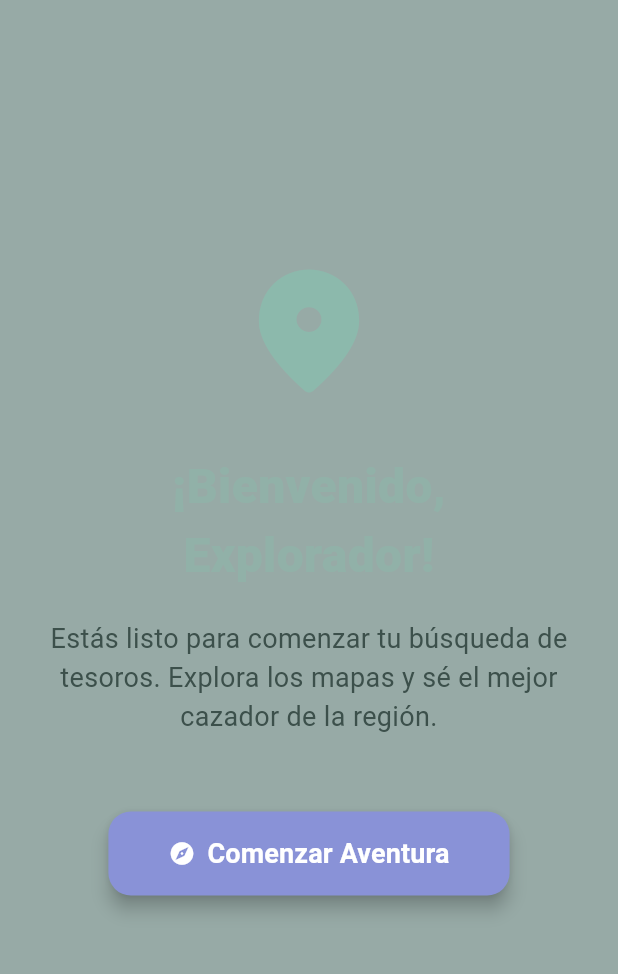
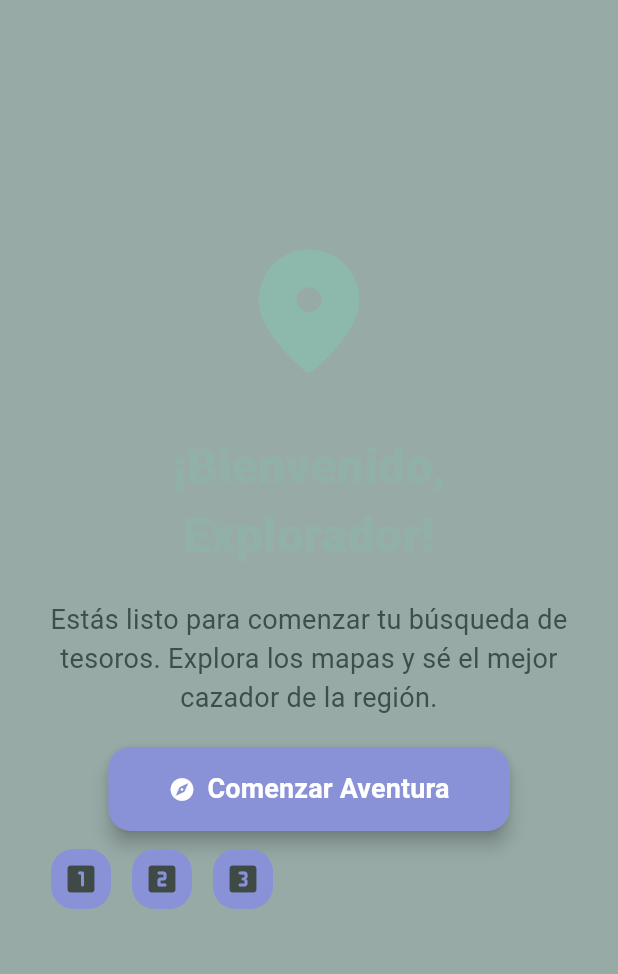
Before and after one commit to Rofriasbo/geohunt, a Flutter app: the WelcomeScreen screen opened directly, on a phone screen of 412 x 824 dp, the part 84-1058 px from its top. Run offline on Flutter 3.47's test engine with Material 3 defaults, Android fonts, the phone set to English and light mode, and no system bars; our stand-ins replace cloud_firestore, firebase_auth, firebase_core, flutter_local_notifications, google_sign_in; accounts and stored records are empty.

```diff
--- a/lib/main.dart
+++ b/lib/main.dart
@@ -1,5 +1,6 @@
 import 'package:flutter/material.dart';
 import 'package:firebase_core/firebase_core.dart';
+import 'package:geohunt/notificaciones.dart';
 import 'firebase_options.dart'; // Asegúrate de que este archivo exista (generado por FlutterFire)
 import 'login.dart';
 
@@ -7,7 +8,7 @@ import 'login.dart';
 void main() async {
   // 2. Aseguramos que los widgets estén listos antes de iniciar Firebase
   WidgetsFlutterBinding.ensureInitialized();
-
+await iniciarNotificaciones();
   // 3. Inicializamos Firebase usando las opciones de tu plataforma
   await Firebase.initializeApp(
     options: DefaultFirebaseOptions.currentPlatform,
--- a/lib/pagina.dart
+++ b/lib/pagina.dart
@@ -1,4 +1,5 @@
 import 'package:flutter/material.dart';
+import 'package:geohunt/notificaciones.dart';
 
 class WelcomeScreen extends StatefulWidget {
   final String username;
@@ -14,6 +15,11 @@ class _WelcomeScreenState extends State<WelcomeScreen> {
   static const Color backgroundColor = Color(0xFF97AAA6);
   static const Color accentColor = Color(0xFF8CB9AC);
   static const Color secondaryColor = Color(0xFF8992D7);
+
+@override
+void initState()  {
+  super.initState();
+}
 
   @override
   Widget build(BuildContext context) {
@@ -57,7 +63,7 @@ class _WelcomeScreenState extends State<WelcomeScreen> {
                   color: Color.fromARGB(255, 60, 80, 75),
                 ),
               ),
-              const SizedBox(height: 50),
+              const SizedBox(height: 20),
               ElevatedButton.icon(
                 onPressed: () {
                   print('Navegando al inicio de la aplicación...');
@@ -80,6 +86,56 @@ class _WelcomeScreenState extends State<WelcomeScreen> {
                   elevation: 5,
                 ),
               ),
+
+              SizedBox(height: 8),
+                  Row(
+                    spacing: 6,
+                    children: [
+                      IconButton(
+                        onPressed: () async {
+                         await mostrarNotificacion('GeoHunt', '¡Bienvenido a GeoHunt!', 'logo');
+                        },
+                        icon: Icon(Icons.looks_one_rounded),
+                        style: IconButton.styleFrom(
+                          backgroundColor: secondaryColor,
+                          padding: const EdgeInsets.symmetric(horizontal: 8, vertical: 4),
+                          shape: RoundedRectangleBorder(
+                            borderRadius: BorderRadius.circular(15),
+                          ),
+                          elevation: 5,
+                        ),
+                      ),
+                      IconButton(
+                        onPressed: () async {
+                          await mostrarNotificacion('Aviso', '¡Has encontrado un tesoro! ¡+30 puntos!', "tesoro");
+                        },
+                        icon: Icon(Icons.looks_two_rounded),
+                        style: IconButton.styleFrom(
+                          backgroundColor: secondaryColor,
+                          padding: const EdgeInsets.symmetric(horizontal: 8, vertical: 4),
+                          shape: RoundedRectangleBorder(
+                            borderRadius: BorderRadius.circular(15),
+                          ),
+                          elevation: 5,
+                        ),
+                      ),
+
+                      IconButton(
+                        onPressed: () async {
+                          await mostrarNotificacion('Aviso', 'Hay problemas con el servidor. Pruebe más tarde.', "aviso");
+                        },
+                        icon: Icon(Icons.looks_3_rounded),
+                        style: IconButton.styleFrom(
+                          backgroundColor: secondaryColor,
+                          padding: const EdgeInsets.symmetric(horizontal: 8, vertical: 4),
+                          shape: RoundedRectangleBorder(
+                            borderRadius: BorderRadius.circular(15),
+                          ),
+                          elevation: 5,
+                        ),
+                      ),
+                    ],
+                  )
             ],
           ),
         ),
--- a/pubspec.yaml
+++ b/pubspec.yaml
@@ -35,11 +35,12 @@ dependencies:
   # Use with the CupertinoIcons class for iOS style icons.
   cupertino_icons: ^1.0.8
   #firebase
-  firebase_core: ^3.1.0
+  firebase_core: ^3.15.2
   firebase_auth: ^5.1.0
   cloud_firestore: ^5.0.2
   firebase_messaging: ^15.0.2
   google_sign_in: ^6.1.6
+  flutter_local_notifications: ^19.5.0
 
 dev_dependencies:
   flutter_test:
```
Also changed, not shown: lib/notificaciones.dart (added, +41 -0 lines), pubspec.lock, 6 other files.
